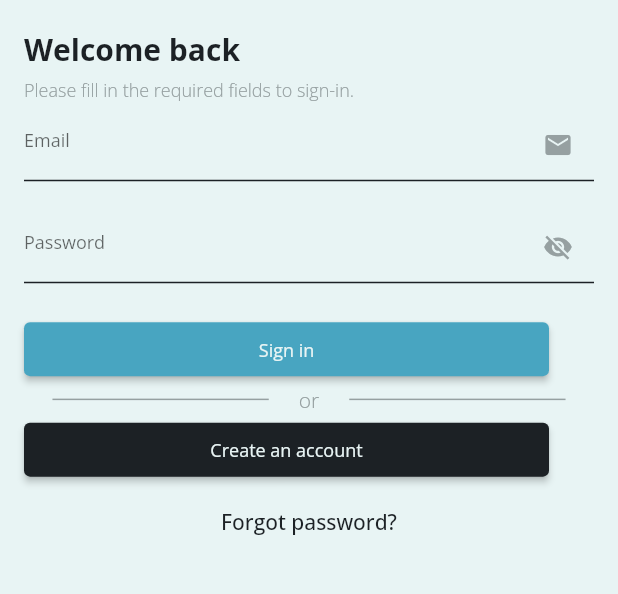
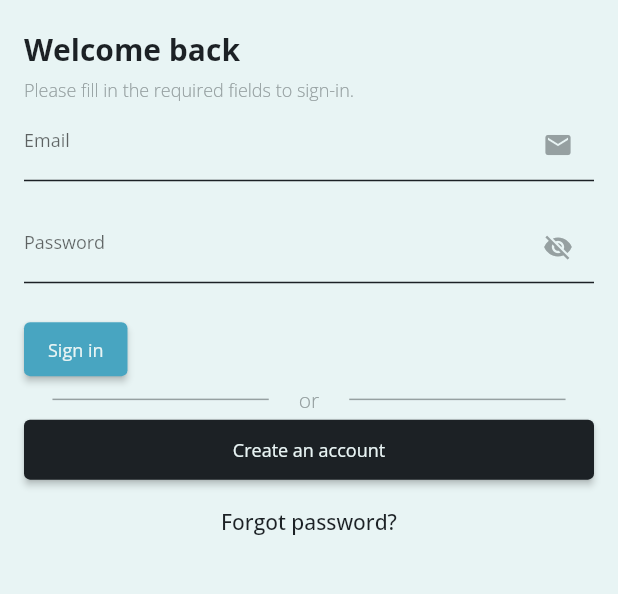
Before and after one commit to alazarlemma02/Freelance-App-flutter-project, a Flutter app: the screen it shows after launch, on a phone screen of 412 x 824 dp, the part 372-966 px from its top. Run offline on Flutter 3.47's test engine with Material 2 defaults, Android fonts, the phone set to English and light mode, and no system bars; our stand-ins replace cloud_firestore, easy_localization, firebase_auth, firebase_core, image_picker; accounts and stored records are empty.

Commit message:
this commit is only to solve merge conflict

```diff
--- a/lib/view/screens/login_page.dart
+++ b/lib/view/screens/login_page.dart
@@ -163,7 +163,9 @@ class _LoginPageState extends State<LoginPage> {
                         ),
                         ElevatedButton(
                           style: ElevatedButton.styleFrom(
-                              fixedSize: const Size(350, 10),
+                              // fixedSize: const Size(350, 10),
+                              maximumSize:
+                                  Size(MediaQuery.of(context).size.width, 40),
                               backgroundColor: CustomColors.buttonBlueColor),
                           onPressed: _signInUser,
                           child: _isloading
@@ -215,7 +217,9 @@ class _LoginPageState extends State<LoginPage> {
                         ),
                         ElevatedButton(
                           style: ElevatedButton.styleFrom(
-                            fixedSize: const Size(350, 10),
+                            // fixedSize: const Size(350, 10),
+                            minimumSize:
+                                Size(MediaQuery.of(context).size.width, 40),
                             backgroundColor: CustomColors.blackTextColor,
                           ),
                           onPressed: () {
```
